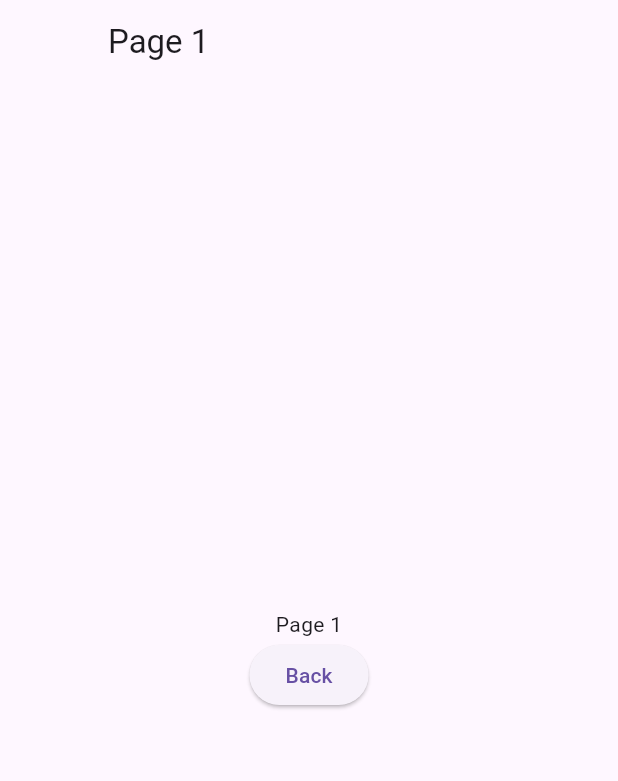
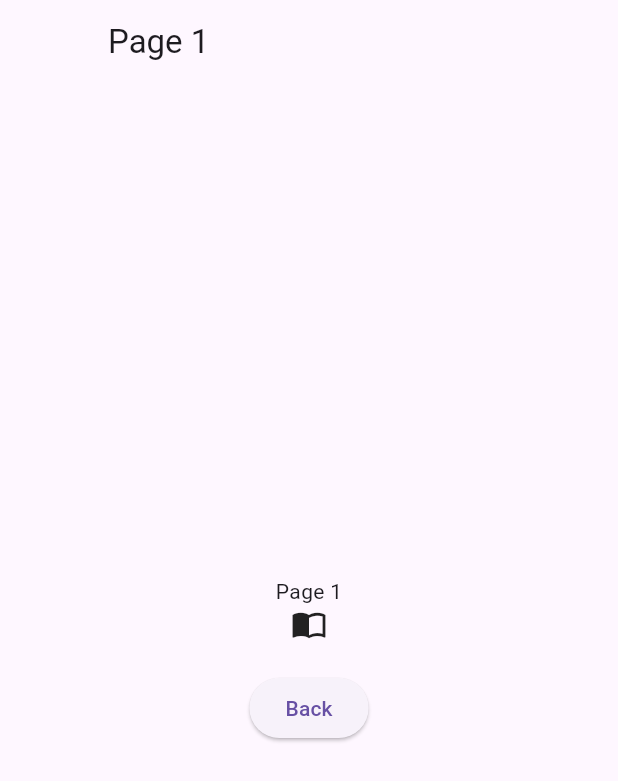
Before and after one commit to allfazilmukarram/routes_getx, a Flutter app: the PageSatu screen opened by its route, on a phone screen of 412 x 824 dp. Shown: the top 781 px of the screen. Run offline on Flutter 3.47's test engine with Material 3 defaults, Android fonts, the phone set to English and light mode, and no system bars; our stand-ins replace get.

Commit message:
update page 1

```diff
--- a/lib/pages/page_1.dart
+++ b/lib/pages/page_1.dart
@@ -17,6 +17,8 @@ class PageSatu extends StatelessWidget {
           mainAxisAlignment: MainAxisAlignment.center,
           children: [
             Text('Page 1'),
+            Icon(Icons.import_contacts),
+            SizedBox(height: 20,),
             ElevatedButton(onPressed: (){
             // Navigator.of(context).pop();
              Get.back();
```
